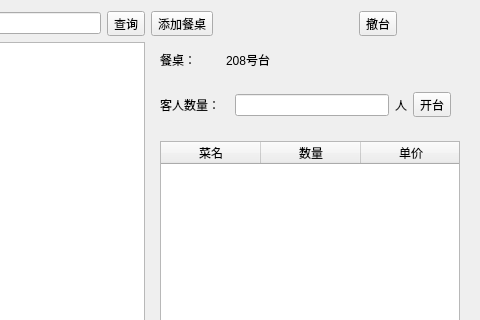
Above: src/tablewidget.ui from daodaoliang/caicai before the change; both pictures show x 266 to 746 and y 0 to 320 of the 746 by 464 pixel window. Below: the same form after it.
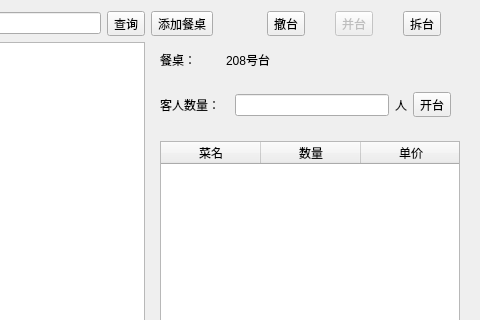
That is the form after the change.

Commit message: 完成拆台并台

Patch:
```diff
--- a/src/tablewidget.ui
+++ b/src/tablewidget.ui
@@ -41,7 +41,24 @@
      </property>
     </widget>
    </item>
-   <item row="1" column="2" colspan="2">
+   <item row="0" column="4">
+    <widget class="QToolButton" name="toolButton_5">
+     <property name="enabled">
+      <bool>false</bool>
+     </property>
+     <property name="text">
+      <string>并台</string>
+     </property>
+    </widget>
+   </item>
+   <item row="0" column="5">
+    <widget class="QToolButton" name="toolButton_6">
+     <property name="text">
+      <string>拆台</string>
+     </property>
+    </widget>
+   </item>
+   <item row="1" column="2" colspan="4">
     <widget class="QWidget" name="widget" native="true">
      <layout class="QGridLayout" name="gridLayout_2">
       <item row="4" column="0" colspan="2">
```
Left out of the diff: 14 changed lines with no effect on the pictures. The commit also changes 7 other files.
